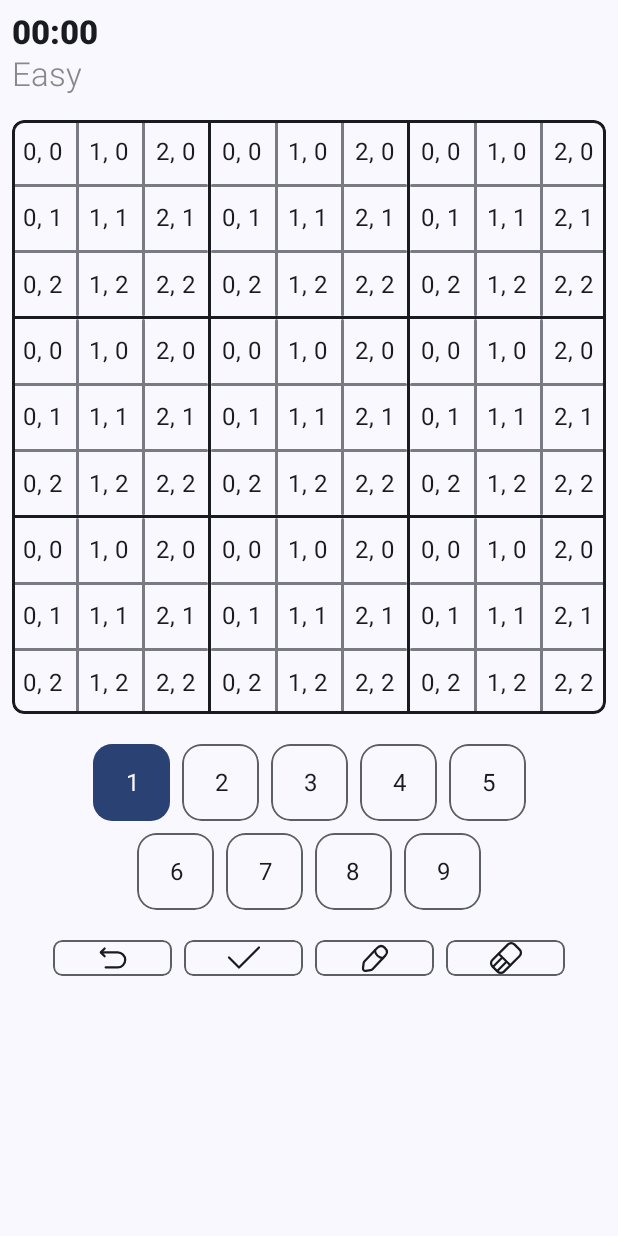
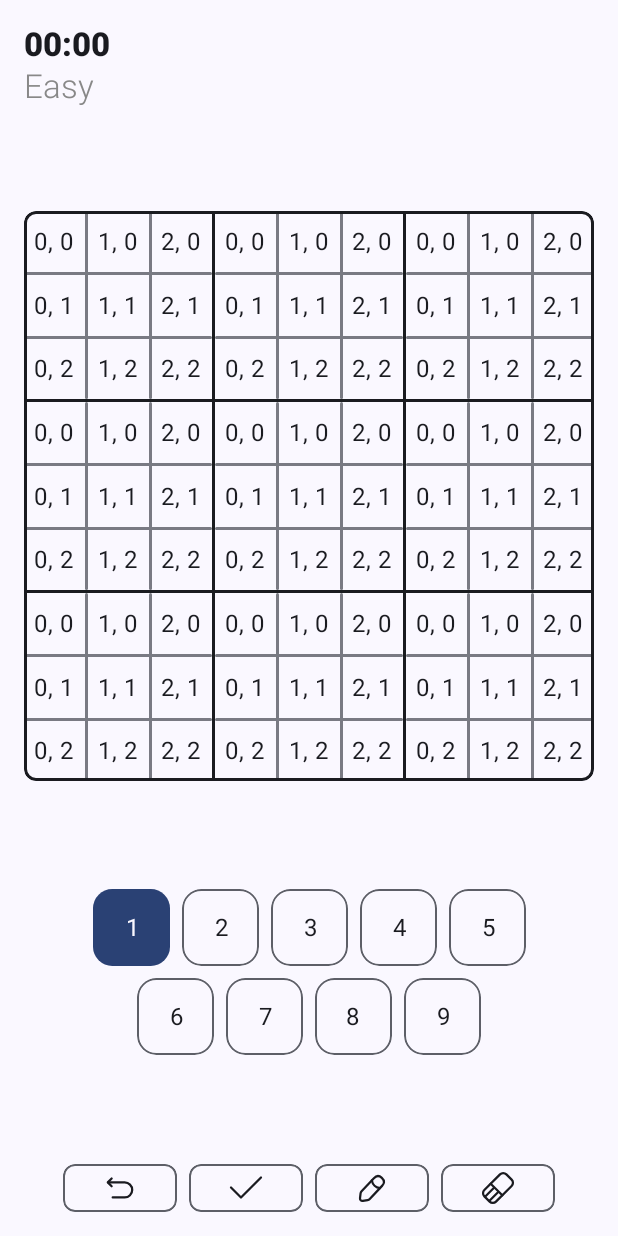
Before and after one commit to kafri8889/Saku-Compose-Sudoku, an Android app built with Jetpack Compose: the home screen opened through its navigation route, on a phone screen of 412 x 824 dp. Run offline under Robolectric (Android 15) with nearby library versions, the phone set to English and light mode, and no system bars; our stand-ins replace Dagger/Hilt's generated code, Timber, accompanist.

Commit message:
UI update

```diff
--- a/app/src/main/java/com/anafthdev/saku/ui/game/GameScreen.kt
+++ b/app/src/main/java/com/anafthdev/saku/ui/game/GameScreen.kt
@@ -1,14 +1,14 @@
 package com.anafthdev.saku.ui.game
 
 import androidx.compose.foundation.layout.Arrangement
+import androidx.compose.foundation.layout.Box
 import androidx.compose.foundation.layout.Column
+import androidx.compose.foundation.layout.PaddingValues
 import androidx.compose.foundation.layout.aspectRatio
 import androidx.compose.foundation.layout.fillMaxSize
 import androidx.compose.foundation.layout.fillMaxWidth
-import androidx.compose.foundation.layout.padding
 import androidx.compose.foundation.layout.systemBarsPadding
-import androidx.compose.foundation.rememberScrollState
-import androidx.compose.foundation.verticalScroll
+import androidx.compose.foundation.lazy.LazyColumn
 import androidx.compose.material3.MaterialTheme
 import androidx.compose.material3.Text
 import androidx.compose.runtime.Composable
@@ -39,35 +39,47 @@ fun GameScreen(
 		onPause = viewModel::pause
 	)
 
-	Column(
-		verticalArrangement = Arrangement.spacedBy(16.dp),
+	LazyColumn(
+		verticalArrangement = Arrangement.SpaceBetween,
+		contentPadding = PaddingValues(16.dp),
 		modifier = Modifier
-			.verticalScroll(rememberScrollState())
-			.padding(8.dp)
 			.fillMaxSize()
 			.systemBarsPadding()
 	) {
+		item {
 			GameScreenHeader(
 				minute = viewModel.minute,
 				second = viewModel.second,
 				gameMode = viewModel.gameMode
 			)
+		}
 
+		item {
 			SudokuBoard(
 				cells = Cells.bigCells,
 				modifier = Modifier
 					.fillMaxWidth()
 					.aspectRatio(1f / 1f)
 			)
+		}
 
+		item {
+			Box(
+				contentAlignment = Alignment.Center
+			) {
 				NumberPad(
 					selectedNumber = viewModel.selectedNumber,
 					onNumberSelected = viewModel::updateSelectedNumber,
 					modifier = Modifier
 						.fillMaxWidth()
-				.align(Alignment.CenterHorizontally)
 				)
+			}
+		}
 
+		item {
+			Box(
+				contentAlignment = Alignment.Center
+			) {
 				SudokuGameAction(
 					selected = viewModel.selectedGameAction,
 					onClick = { action ->
@@ -86,9 +98,63 @@ fun GameScreen(
 					},
 					modifier = Modifier
 						.fillMaxWidth()
-				.align(Alignment.CenterHorizontally)
 				)
 			}
+		}
+	}
+
+//	Column(
+//		verticalArrangement = Arrangement.SpaceBetween,
+//		modifier = Modifier
+//			.verticalScroll(rememberScrollState())
+//			.padding(8.dp)
+//			.fillMaxSize()
+//			.systemBarsPadding()
+//	) {
+//		GameScreenHeader(
+//			minute = viewModel.minute,
+//			second = viewModel.second,
+//			gameMode = viewModel.gameMode
+//		)
+//
+//		SudokuBoard(
+//			cells = Cells.bigCells,
+//			modifier = Modifier
+//				.fillMaxWidth()
+//				.aspectRatio(1f / 1f)
+//		)
+//
+//		NumberPad(
+//			selectedNumber = viewModel.selectedNumber,
+//			onNumberSelected = viewModel::updateSelectedNumber,
+//			modifier = Modifier
+//				.fillMaxWidth()
+//				.align(Alignment.CenterHorizontally)
+//		)
+//
+//		SudokuGameAction(
+//			selected = viewModel.selectedGameAction,
+//			onClick = { action ->
+//				if (action in SudokuGameActionDefaults.selectableActions) {
+//					viewModel.updateSelectedGameAction(
+//						if (viewModel.selectedGameAction == action) SudokuGameAction.None
+//						else action
+//					)
+//				} else {
+//					when (action) {
+//						SudokuGameAction.Undo -> {}
+//						SudokuGameAction.Validate -> {}
+//						else -> {}
+//					}
+//				}
+//			},
+//			modifier = Modifier
+//				.fillMaxWidth()
+//				.align(Alignment.CenterHorizontally)
+//		)
+//
+//		Spacer(modifier = Modifier.height(8.dp))
+//	}
 
 }
 
--- a/app/src/main/java/com/anafthdev/saku/uicomponent/SudokuGameAction.kt
+++ b/app/src/main/java/com/anafthdev/saku/uicomponent/SudokuGameAction.kt
@@ -8,8 +8,8 @@ import androidx.compose.foundation.layout.Arrangement
 import androidx.compose.foundation.layout.Box
 import androidx.compose.foundation.layout.BoxWithConstraints
 import androidx.compose.foundation.layout.Row
+import androidx.compose.foundation.layout.defaultMinSize
 import androidx.compose.foundation.layout.padding
-import androidx.compose.foundation.layout.sizeIn
 import androidx.compose.foundation.layout.width
 import androidx.compose.foundation.shape.RoundedCornerShape
 import androidx.compose.material3.ExperimentalMaterial3Api
@@ -54,7 +54,7 @@ fun SudokuGameAction(
 					contentAlignment = Alignment.Center,
 					modifier = Modifier
 						.padding(horizontal = 4.dp)
-						.sizeIn(maxHeight = FilterChipDefaults.Height)
+						.defaultMinSize(minHeight = FilterChipDefaults.Height)
 						.width(chipWidth)
 						.clip(RoundedCornerShape(25))
 						.border(
```
Lines whose indentation alone changed are shown as unchanged.
